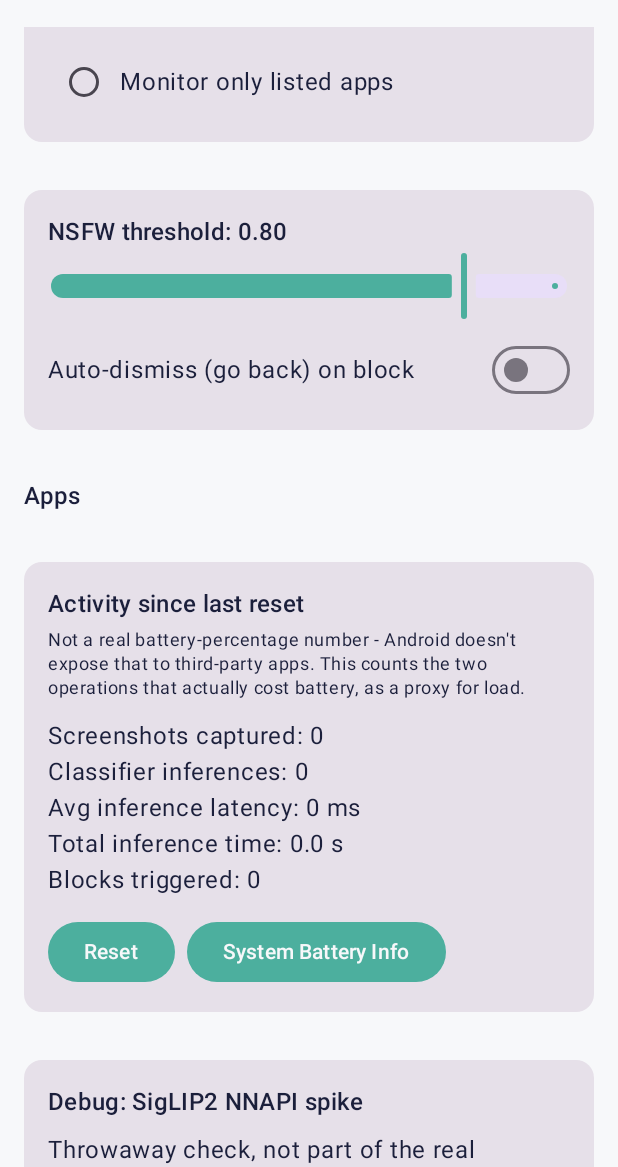
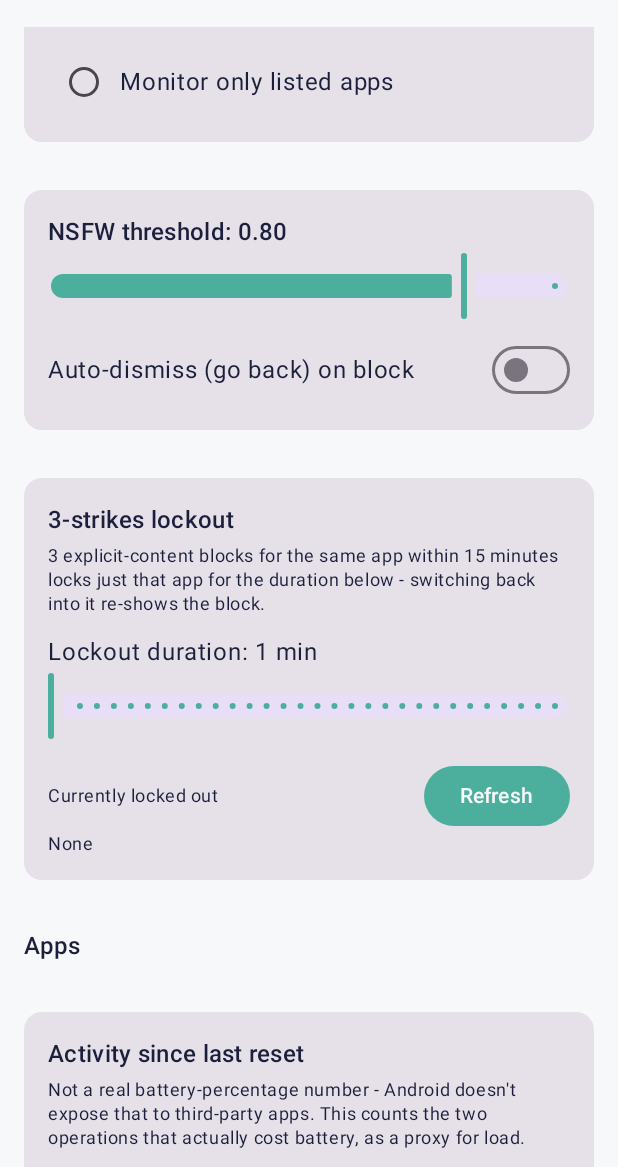
Before and after one commit to yl1nbjaww6741-Org/guard, an Android app built with Jetpack Compose: the screen it shows after launch (SettingsActivity), scrolled down 532 dp, on a phone screen of 412 x 824 dp, the part 69-1236 px from its top. Run offline under Robolectric (Android 15) with nearby library versions, the phone set to English and light mode, and no system bars.

Commit message:
Add 3-strikes single-app lockout
3 GATE8_BLOCK hits for the same app within a rolling 15-minute window
now locks just that app for an adjustable duration (default 1 min).
While locked, the cascade skips straight past gate 1 for that
package - no screenshot/inference - and switching back into the app
immediately re-shows the fake-crash block. Settings gets a card for
the duration slider and a live view of any currently locked-out apps.

Co-Authored-By: Claude Sonnet 5 <noreply@anthropic.com>
Claude-Session: https://claude.ai/code/session_01RrPoVcHiMjZxhaRuABrsZB

```diff
--- a/app/src/main/kotlin/com/contentguard/app/scope/PrefsRepository.kt
+++ b/app/src/main/kotlin/com/contentguard/app/scope/PrefsRepository.kt
@@ -103,6 +103,58 @@ class PrefsRepository(context: Context) {
             .apply()
     }
 
+    var lockoutDurationMinutes: Int
+        get() = prefs.getInt(KEY_LOCKOUT_DURATION_MIN, DEFAULT_LOCKOUT_MINUTES)
+        set(value) {
+            prefs.edit().putInt(KEY_LOCKOUT_DURATION_MIN, value.coerceIn(1, 60)).apply()
+        }
+
+    /**
+     * Records an explicit-content detection for [packageName] and, once 3
+     * such strikes land within a rolling 15-minute window, locks that
+     * single app out for [lockoutDurationMinutes]. Returns true exactly
+     * when this call was the one that triggered the lockout, so the
+     * caller can log it distinctly from an ordinary strike.
+     */
+    fun recordExplicitStrike(packageName: String): Boolean {
+        val now = System.currentTimeMillis()
+        val key = strikeKey(packageName)
+        val recentStrikes = (prefs.getStringSet(key, null) ?: emptySet())
+            .mapNotNull { it.toLongOrNull() }
+            .filter { now - it < STRIKE_WINDOW_MS }
+            .toMutableList()
+        recentStrikes.add(now)
+
+        if (recentStrikes.size >= STRIKES_TO_LOCKOUT) {
+            prefs.edit()
+                .remove(key)
+                .putLong(lockoutKey(packageName), now + lockoutDurationMinutes * 60_000L)
+                .apply()
+            return true
+        }
+        prefs.edit().putStringSet(key, recentStrikes.map { it.toString() }.toSet()).apply()
+        return false
+    }
+
+    fun isLockedOut(packageName: String): Boolean = getLockoutUntil(packageName) > System.currentTimeMillis()
+
+    fun getLockoutUntil(packageName: String): Long = prefs.getLong(lockoutKey(packageName), 0L)
+
+    /** Package name -> lockout-expiry millis, for currently locked-out apps only. Debug/Settings display use. */
+    fun getActiveLockouts(): Map<String, Long> {
+        val now = System.currentTimeMillis()
+        return prefs.all
+            .mapNotNull { (key, value) ->
+                if (!key.startsWith(KEY_LOCKOUT_PREFIX) || value !is Long) return@mapNotNull null
+                if (value <= now) return@mapNotNull null
+                key.removePrefix(KEY_LOCKOUT_PREFIX) to value
+            }
+            .toMap()
+    }
+
+    private fun strikeKey(packageName: String) = "$KEY_STRIKES_PREFIX$packageName"
+    private fun lockoutKey(packageName: String) = "$KEY_LOCKOUT_PREFIX$packageName"
+
     companion object {
         private const val PREFS_NAME = "content_guard_prefs"
         private const val KEY_MODE = "scope_mode"
@@ -115,6 +167,12 @@ class PrefsRepository(context: Context) {
         private const val KEY_TOTAL_INFERENCE_MS = "stats_total_inference_ms"
         private const val KEY_BLOCK_COUNT = "stats_block_count"
         private const val KEY_STATS_SINCE = "stats_since_millis"
+        private const val KEY_LOCKOUT_DURATION_MIN = "lockout_duration_min"
+        private const val KEY_STRIKES_PREFIX = "strike_times_"
+        private const val KEY_LOCKOUT_PREFIX = "lockout_until_"
         const val DEFAULT_THRESHOLD = 0.80f
+        const val DEFAULT_LOCKOUT_MINUTES = 1
+        private const val STRIKES_TO_LOCKOUT = 3
+        private const val STRIKE_WINDOW_MS = 15 * 60 * 1000L
     }
 }
--- a/app/src/main/kotlin/com/contentguard/app/ui/SettingsActivity.kt
+++ b/app/src/main/kotlin/com/contentguard/app/ui/SettingsActivity.kt
@@ -104,6 +104,8 @@ private fun SettingsScreen(prefs: PrefsRepository) {
     var serviceEnabled by remember { mutableStateOf(isAccessibilityServiceEnabled(context)) }
     var deviceAdminActive by remember { mutableStateOf(isDeviceAdminActive(context)) }
     var usageStats by remember { mutableStateOf(prefs.getUsageStats()) }
+    var lockoutDurationMinutes by remember { mutableStateOf(prefs.lockoutDurationMinutes) }
+    var activeLockouts by remember { mutableStateOf(prefs.getActiveLockouts()) }
     var apps by remember { mutableStateOf(emptyList<AppEntry>()) }
 
     // Re-check accessibility-enabled/device-admin state and refresh usage
@@ -117,6 +119,7 @@ private fun SettingsScreen(prefs: PrefsRepository) {
                 serviceEnabled = isAccessibilityServiceEnabled(context)
                 deviceAdminActive = isDeviceAdminActive(context)
                 usageStats = prefs.getUsageStats()
+                activeLockouts = prefs.getActiveLockouts()
             }
         }
         lifecycleOwner.lifecycle.addObserver(observer)
@@ -189,6 +192,16 @@ private fun SettingsScreen(prefs: PrefsRepository) {
                     onThresholdChangeFinished = { prefs.nsfwThreshold = threshold },
                     dismissOnBlock = dismissOnBlock,
                     onDismissOnBlockChange = { dismissOnBlock = it; prefs.dismissOnBlock = it },
+                )
+            }
+
+            item {
+                LockoutSection(
+                    durationMinutes = lockoutDurationMinutes,
+                    onDurationChange = { lockoutDurationMinutes = it },
+                    onDurationChangeFinished = { prefs.lockoutDurationMinutes = lockoutDurationMinutes },
+                    activeLockouts = activeLockouts,
+                    onRefresh = { activeLockouts = prefs.getActiveLockouts() },
                 )
             }
 
@@ -368,6 +381,54 @@ private fun DeviceAdminSection(
 }
 
 @Composable
+private fun LockoutSection(
+    durationMinutes: Int,
+    onDurationChange: (Int) -> Unit,
+    onDurationChangeFinished: () -> Unit,
+    activeLockouts: Map<String, Long>,
+    onRefresh: () -> Unit,
+) {
+    Card(modifier = Modifier.fillMaxWidth().padding(16.dp)) {
+        Column(modifier = Modifier.padding(16.dp)) {
+            Text("3-strikes lockout", style = MaterialTheme.typography.titleMedium)
+            Spacer(modifier = Modifier.height(4.dp))
+            Text(
+                "3 explicit-content blocks for the same app within 15 minutes locks just " +
+                    "that app for the duration below - switching back into it re-shows the block.",
+                style = MaterialTheme.typography.bodySmall,
+            )
+            Spacer(modifier = Modifier.height(12.dp))
+            Text("Lockout duration: $durationMinutes min")
+            Slider(
+                value = durationMinutes.toFloat(),
+                onValueChange = { onDurationChange(it.toInt()) },
+                onValueChangeFinished = onDurationChangeFinished,
+                valueRange = 1f..30f,
+                steps = 28,
+            )
+            Spacer(modifier = Modifier.height(12.dp))
+            Row(
+                modifier = Modifier.fillMaxWidth(),
+                horizontalArrangement = Arrangement.SpaceBetween,
+                verticalAlignment = androidx.compose.ui.Alignment.CenterVertically,
+            ) {
+                Text("Currently locked out", style = MaterialTheme.typography.bodySmall)
+                Button(onClick = onRefresh) { Text("Refresh") }
+            }
+            if (activeLockouts.isEmpty()) {
+                Text("None", style = MaterialTheme.typography.bodySmall)
+            } else {
+                val now = System.currentTimeMillis()
+                activeLockouts.forEach { (pkg, until) ->
+                    val remainingSec = ((until - now) / 1000).coerceAtLeast(0)
+                    Text("$pkg - ${remainingSec}s left", style = MaterialTheme.typography.bodySmall)
+                }
+            }
+        }
+    }
+}
+
+@Composable
 private fun ScopeModeSection(mode: ScopeMode, onModeChange: (ScopeMode) -> Unit) {
     Card(modifier = Modifier.fillMaxWidth().padding(16.dp)) {
         Column(modifier = Modifier.padding(16.dp)) {
```
Also changed, not shown: app/src/main/kotlin/com/contentguard/app/service/ContentGuardService.kt (+19 -1 lines), 1 other file.
